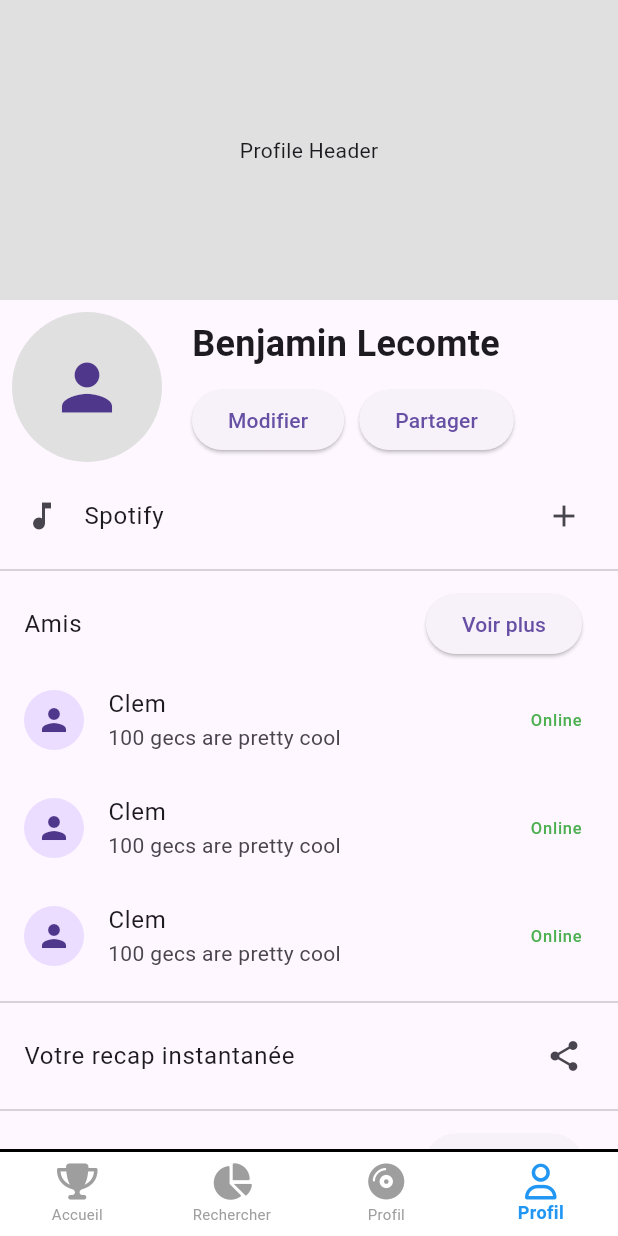
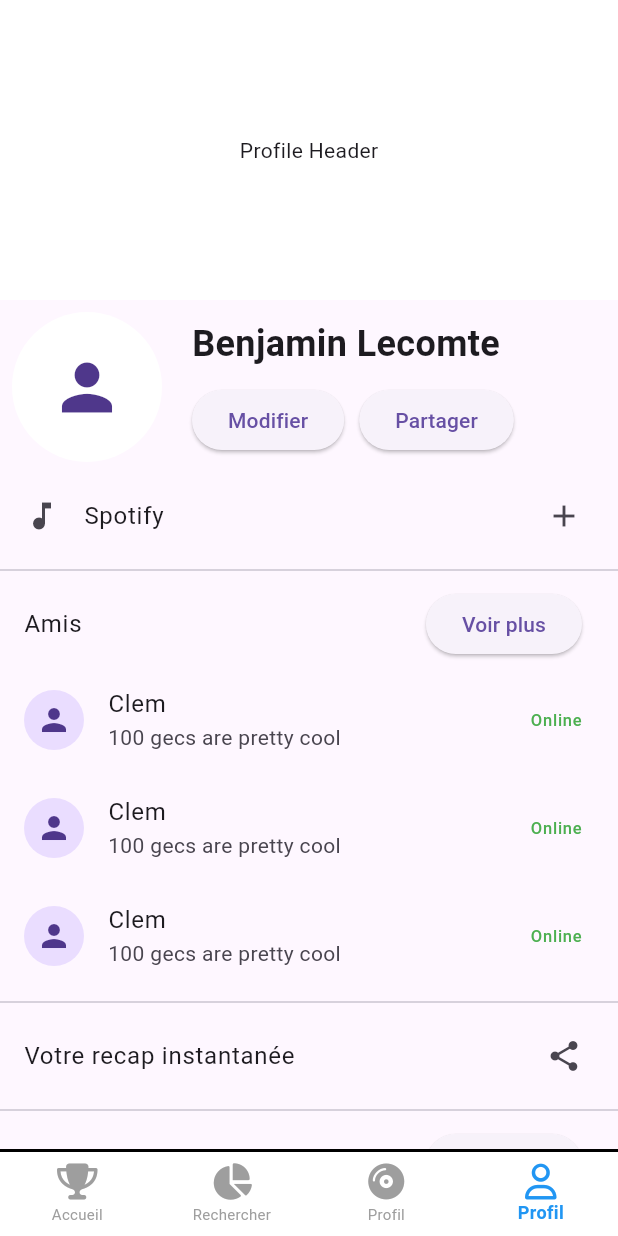
Before and after one commit to Benjam1Lct/PlayStat, a Flutter app: the screen it shows after launch, after a tap on "Login with", on a phone screen of 412 x 824 dp. Run offline on Flutter 3.47's test engine with Material 3 defaults, Android fonts, the phone set to English and light mode, and no system bars; our stand-ins replace font_awesome_flutter.

Commit message:
start profil screen

```diff
--- a/lib/auth/login_screen.dart
+++ b/lib/auth/login_screen.dart
@@ -72,13 +72,13 @@ class _LoginScreenState extends State<LoginScreen> {
                             const SizedBox(height: 60),
                             Column(
                               children: [
-                                loginButton(0, "Spotify", FontAwesomeIcons.spotify, ProfilScreen()),
+                                loginButton(0, "Spotify", FontAwesomeIcons.spotify, const ProfilScreen()),
                                 const SizedBox(height: 22),
-                                loginButton(1, "Deezer", FontAwesomeIcons.deezer, ProfilScreen()),
+                                loginButton(1, "Deezer", FontAwesomeIcons.deezer, const ProfilScreen()),
                                 const SizedBox(height: 22),
-                                loginButton(2, "Apple Music", FontAwesomeIcons.apple, ProfilScreen()),
+                                loginButton(2, "Apple Music", FontAwesomeIcons.apple, const ProfilScreen()),
                                 const SizedBox(height: 22),
-                                loginButton(3, "YouTube Music", FontAwesomeIcons.youtube, ProfilScreen()),
+                                loginButton(3, "YouTube Music", FontAwesomeIcons.youtube, const ProfilScreen()),
                               ],
                             ),
                           ],
--- a/lib/pages/profil_screen.dart
+++ b/lib/pages/profil_screen.dart
@@ -2,7 +2,7 @@ import 'package:flutter/material.dart';
 import 'package:lyra/bottom_navigation_bar.dart';
 
 class ProfilScreen extends StatelessWidget {
-  const ProfilScreen({Key? key}) : super(key: key);
+  const ProfilScreen({super.key});
 
   @override
   Widget build(BuildContext context) {
@@ -12,16 +12,16 @@ class ProfilScreen extends StatelessWidget {
           children: [
             Container(
               height: 200,
-              color: Colors.grey[300],
+              color: const Color.fromARGB(255, 255, 255, 255),
               child: Center(child: Text('Profile Header')),
             ),
             Padding(
               padding: const EdgeInsets.all(8.0),
               child: Row(
                 children: [
-                  CircleAvatar(
+                  const CircleAvatar(
                     radius: 50,
-                    backgroundColor: Colors.grey[300],
+                    backgroundColor: Color.fromARGB(255, 255, 255, 255),
                     child: Icon(Icons.person, size: 50),
                   ),
                   SizedBox(width: 20),
@@ -29,7 +29,7 @@ class ProfilScreen extends StatelessWidget {
                     child: Column(
                       crossAxisAlignment: CrossAxisAlignment.start,
                       children: [
-                        Text(
+                        const Text(
                           'Benjamin Lecomte',
                           style: TextStyle(fontSize: 24, fontWeight: FontWeight.bold),
                         ),
@@ -53,7 +53,7 @@ class ProfilScreen extends StatelessWidget {
                 ],
               ),
             ),
-            ListTile(
+            const ListTile(
               leading: Icon(Icons.music_note),
               title: Text('Spotify'),
               trailing: Icon(Icons.add),
--- a/pubspec.yaml
+++ b/pubspec.yaml
@@ -62,8 +62,8 @@ flutter:
   uses-material-design: true
 
   # To add assets to your application, add an assets section, like this:
-  assets:
-    - assets/images/Banner.png
+  #assets:
+  #  - assets/images/Banner.png
   #   - images/a_dot_ham.jpeg
 
   # An image asset can refer to one or more resolution-specific "variants", see
```
Also changed, not shown: 1 other file.
